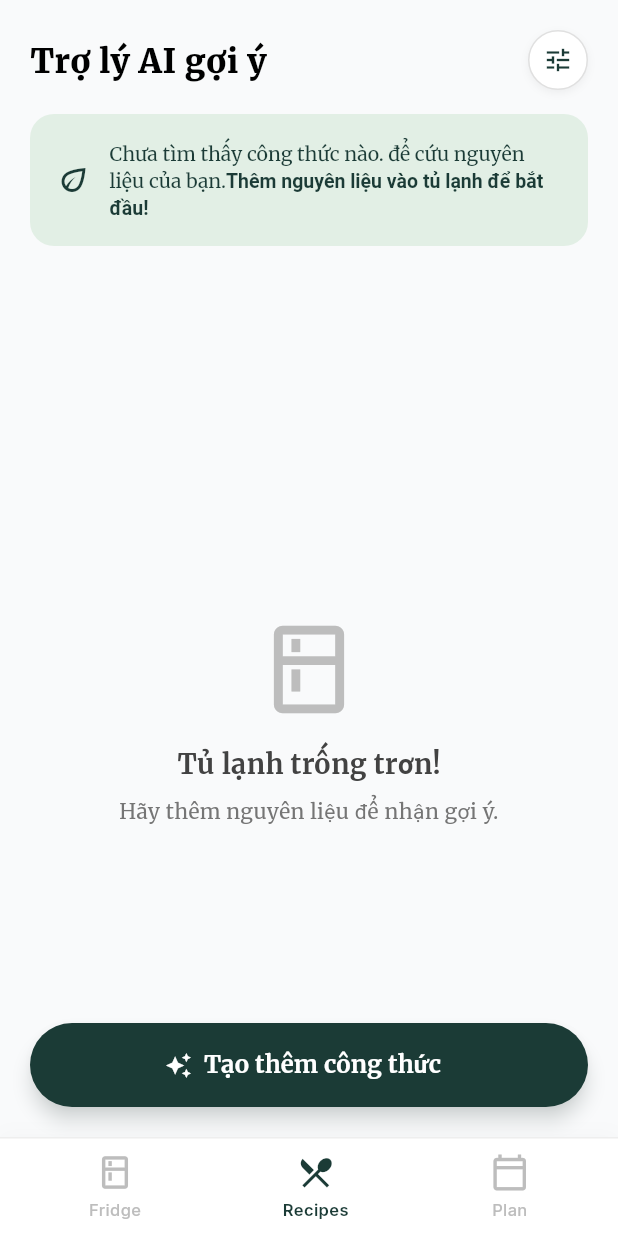
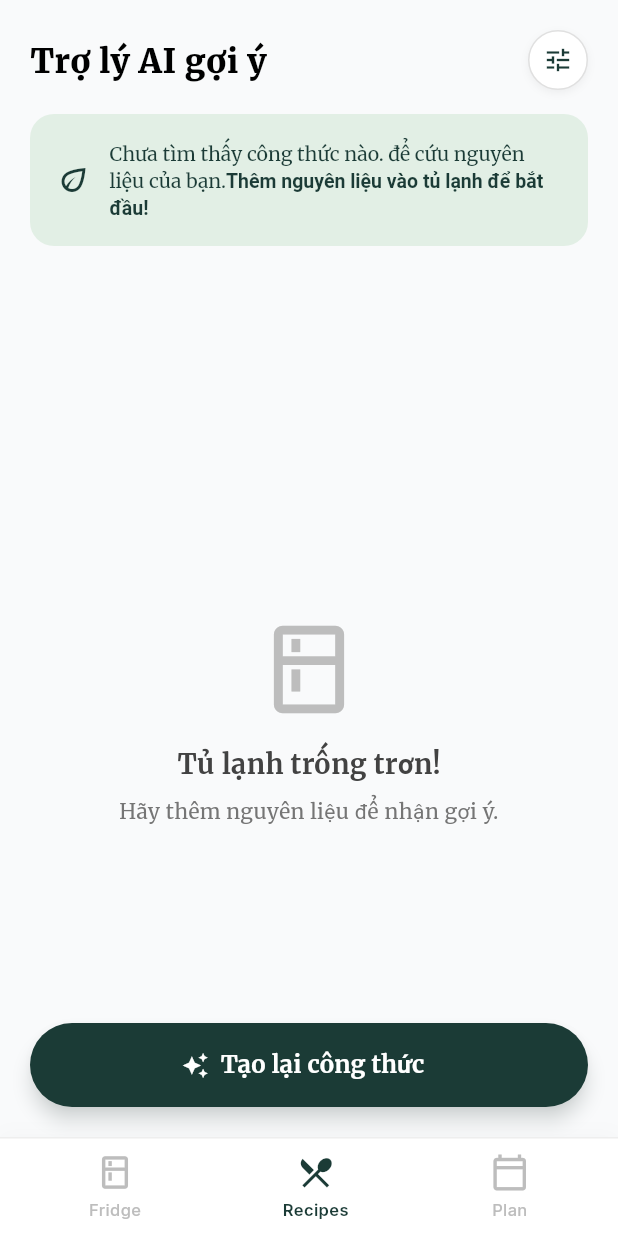
Before and after one commit to chientran2311/Fridge-to-fork-assistant, a Flutter app: the AIRecipeScreen screen opened by its route, on a phone screen of 412 x 824 dp. Run offline on Flutter 3.47's test engine with Material 3 defaults, Android fonts, the phone set to English and light mode, and no system bars; our stand-ins replace barcode_widget, cloud_firestore, firebase_auth, firebase_core, firebase_messaging, flutter_dotenv and 8 more; missing offline and left inert: mobile_scanner; accounts and stored records are empty; network calls fail.

Commit message:
[Fix] title button in ai recipe tab

```diff
--- a/lib/screens/recipe/ai_recipe.dart
+++ b/lib/screens/recipe/ai_recipe.dart
@@ -96,7 +96,7 @@ class _AIRecipeScreenState extends State<AIRecipeScreen> {
                   ),
                   icon: const Icon(Icons.auto_awesome, color: Colors.white),
                   label: const Text(
-                    "Tạo thêm công thức",
+                    "Tạo lại công thức",
                     style: TextStyle(
                       color: Colors.white,
                       fontSize: 16,
```
